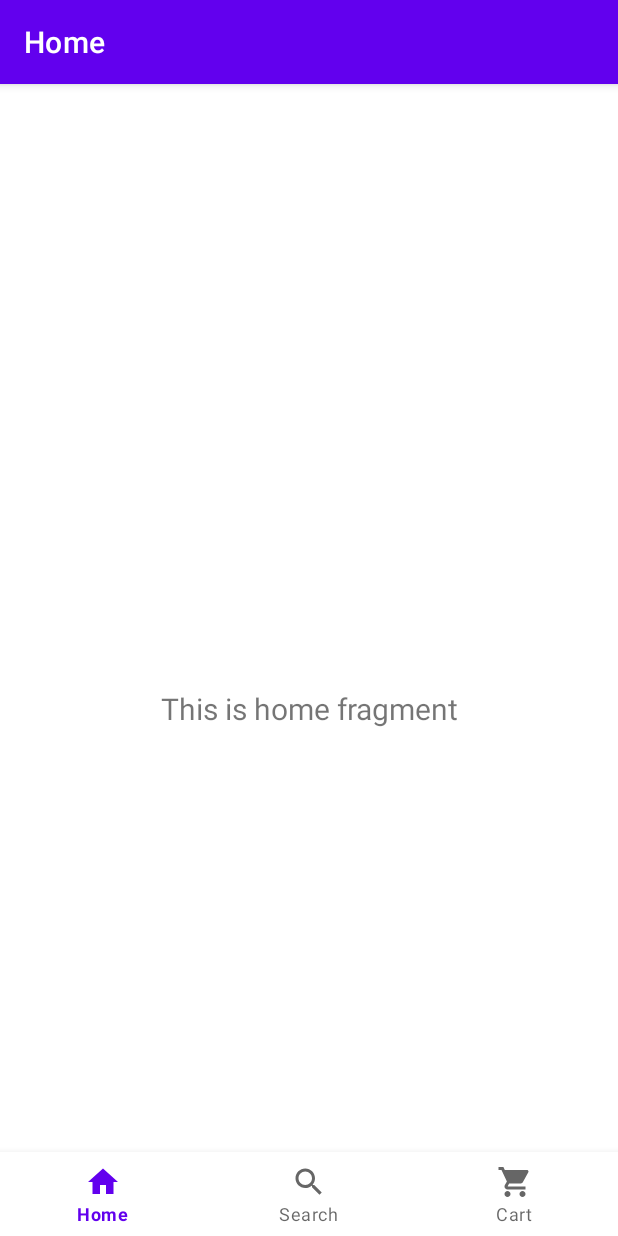
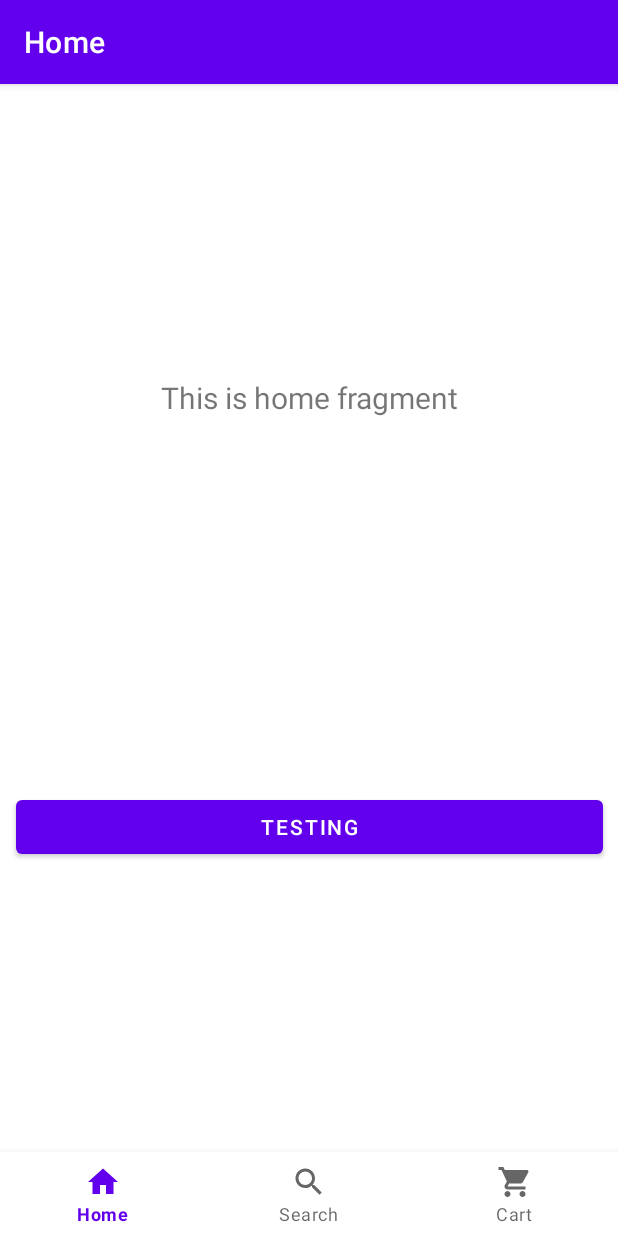
Before and after one commit to madeleinvillegas/Readwell-2.0, an Android app: the HomeFragment screen opened directly, with no data from a screen before it, on a phone screen of 412 x 824 dp. Run offline under Robolectric (Android 15) with nearby library versions, the phone set to English and light mode, and no system bars; our stand-ins replace navigation-ui.

```diff
--- a/app/src/main/java/ph/edu/dlsu/readwell20/MainActivity.java
+++ b/app/src/main/java/ph/edu/dlsu/readwell20/MainActivity.java
@@ -1,9 +1,6 @@
 package ph.edu.dlsu.readwell20;
 
-import android.content.Context;
 import android.os.Bundle;
-
-import com.google.android.material.bottomnavigation.BottomNavigationView;
 
 import androidx.appcompat.app.AppCompatActivity;
 import androidx.navigation.NavController;
@@ -11,27 +8,26 @@ import androidx.navigation.Navigation;
 import androidx.navigation.ui.AppBarConfiguration;
 import androidx.navigation.ui.NavigationUI;
 
+import com.google.android.material.bottomnavigation.BottomNavigationView;
+
 import java.util.Stack;
 
 public class MainActivity extends AppCompatActivity {
     public static Stack<Book> cart;
+
     @Override
     protected void onCreate(Bundle savedInstanceState) {
-
-        Context context = MainActivity.this;
         super.onCreate(savedInstanceState);
         setContentView(R.layout.activity_main);
+
         BottomNavigationView navView = findViewById(R.id.nav_view);
         // Passing each menu ID as a set of Ids because each
         // menu should be considered as top level destinations.
         AppBarConfiguration appBarConfiguration = new AppBarConfiguration.Builder(
-                R.id.navigation_home, R.id.navigation_dashboard, R.id.navigation_notifications)
+                R.id.navigation_home, R.id.navigation_search, R.id.navigation_cart)
                 .build();
         NavController navController = Navigation.findNavController(this, R.id.nav_host_fragment);
         NavigationUI.setupActionBarWithNavController(this, navController, appBarConfiguration);
         NavigationUI.setupWithNavController(navView, navController);
-
-
     }
-
 }
--- a/app/src/main/java/ph/edu/dlsu/readwell20/ViewDetailsOfABook.java
+++ b/app/src/main/java/ph/edu/dlsu/readwell20/ViewDetailsOfABook.java
@@ -10,7 +10,5 @@ public class ViewDetailsOfABook extends AppCompatActivity {
     protected void onCreate(Bundle savedInstanceState) {
         super.onCreate(savedInstanceState);
         setContentView(R.layout.activity_view_details_of_a_book);
-
     }
-
 }
--- a/app/src/main/java/ph/edu/dlsu/readwell20/ui/home/HomeFragment.java
+++ b/app/src/main/java/ph/edu/dlsu/readwell20/ui/home/HomeFragment.java
@@ -4,12 +4,13 @@ import android.os.Bundle;
 import android.view.LayoutInflater;
 import android.view.View;
 import android.view.ViewGroup;
+import android.widget.Button;
 import android.widget.TextView;
+import android.widget.Toast;
 
 import androidx.annotation.NonNull;
 import androidx.annotation.Nullable;
 import androidx.fragment.app.Fragment;
-import androidx.lifecycle.Observer;
 import androidx.lifecycle.ViewModelProvider;
 
 import ph.edu.dlsu.readwell20.R;
@@ -18,18 +19,22 @@ public class HomeFragment extends Fragment {
 
     private HomeViewModel homeViewModel;
 
-    public View onCreateView(@NonNull LayoutInflater inflater,
-                             ViewGroup container, Bundle savedInstanceState) {
-        homeViewModel =
-                new ViewModelProvider(this).get(HomeViewModel.class);
+    public View onCreateView(@NonNull LayoutInflater inflater, ViewGroup container, Bundle savedInstanceState) {
+        homeViewModel = new ViewModelProvider(this).get(HomeViewModel.class);
         View root = inflater.inflate(R.layout.fragment_home, container, false);
         final TextView textView = root.findViewById(R.id.text_home);
-        homeViewModel.getText().observe(getViewLifecycleOwner(), new Observer<String>() {
-            @Override
-            public void onChanged(@Nullable String s) {
-                textView.setText(s);
-            }
-        });
+        homeViewModel.getText().observe(getViewLifecycleOwner(), textView::setText);
         return root;
     }
+
+    @Override
+    public void onViewCreated(@NonNull View view, @Nullable Bundle savedInstanceState) {
+        super.onViewCreated(view, savedInstanceState);
+        Button button = view.findViewById(R.id.button);
+        button.setOnClickListener(v -> test());
+    }
+
+    private void test() {
+        Toast.makeText(getContext(), "LOL", Toast.LENGTH_SHORT).show();
+    }
 }
--- a/app/src/main/res/layout/fragment_home.xml
+++ b/app/src/main/res/layout/fragment_home.xml
@@ -17,6 +17,21 @@
         android:textSize="20sp"
         app:layout_constraintBottom_toBottomOf="parent"
         app:layout_constraintEnd_toEndOf="parent"
+        app:layout_constraintHorizontal_bias="1.0"
         app:layout_constraintStart_toStartOf="parent"
-        app:layout_constraintTop_toTopOf="parent" />
+        app:layout_constraintTop_toTopOf="parent"
+        app:layout_constraintVertical_bias="0.194"
+        android:gravity="center_horizontal" />
+
+    <Button
+        android:id="@+id/button"
+        android:layout_width="391dp"
+        android:layout_height="wrap_content"
+        android:text="@string/testing"
+        app:layout_constraintBottom_toBottomOf="parent"
+        app:layout_constraintEnd_toEndOf="parent"
+        app:layout_constraintHorizontal_bias="0.5"
+        app:layout_constraintStart_toStartOf="parent"
+        app:layout_constraintTop_toBottomOf="@+id/text_home" />
+
 </androidx.constraintlayout.widget.ConstraintLayout>
--- a/app/src/main/res/menu/bottom_nav_menu.xml
+++ b/app/src/main/res/menu/bottom_nav_menu.xml
@@ -7,12 +7,12 @@
         android:title="@string/title_home" />
 <!--    TODO: Change the icons-->
     <item
-        android:id="@+id/navigation_dashboard"
+        android:id="@+id/navigation_search"
         android:icon="@drawable/ic_search_black_24dp"
         android:title="@string/title_search" />
 
     <item
-        android:id="@+id/navigation_notifications"
+        android:id="@+id/navigation_cart"
         android:icon="@drawable/ic_cart_black_24"
         android:title="@string/title_cart" />
 
--- a/app/src/main/res/navigation/mobile_navigation.xml
+++ b/app/src/main/res/navigation/mobile_navigation.xml
@@ -12,13 +12,13 @@
         tools:layout="@layout/fragment_home" />
 
     <fragment
-        android:id="@+id/navigation_dashboard"
+        android:id="@+id/navigation_search"
         android:name="ph.edu.dlsu.readwell20.ui.search.SearchFragment"
         android:label="@string/title_search"
         tools:layout="@layout/fragment_search" />
 
     <fragment
-        android:id="@+id/navigation_notifications"
+        android:id="@+id/navigation_cart"
         android:name="ph.edu.dlsu.readwell20.ui.cart.CartFragment"
         android:label="@string/title_cart"
         tools:layout="@layout/fragment_cart" />
--- a/app/src/main/res/values/strings.xml
+++ b/app/src/main/res/values/strings.xml
@@ -12,4 +12,5 @@
     <string name="invalid_username">Not a valid username</string>
     <string name="invalid_password">Password must be >5 characters</string>
     <string name="login_failed">"Login failed"</string>
+    <string name="testing">"Testing</string>
 </resources>
--- a/build.gradle
+++ b/build.gradle
@@ -5,7 +5,7 @@ buildscript {
         jcenter()
     }
     dependencies {
-        classpath "com.android.tools.build:gradle:4.1.1"
+        classpath 'com.android.tools.build:gradle:4.1.2'
 
         // NOTE: Do not place your application dependencies here; they belong
         // in the individual module build.gradle files
```
Also changed, not shown: app/src/main/java/ph/edu/dlsu/readwell20/Database.java (+23 -24 lines), app/src/main/java/ph/edu/dlsu/readwell20/UserLogin.java (+28 -35 lines), app/src/main/java/ph/edu/dlsu/readwell20/UserSignup.java (+16 -41 lines), app/src/main/java/ph/edu/dlsu/readwell20/Book.java (line endings or trailing spaces).
